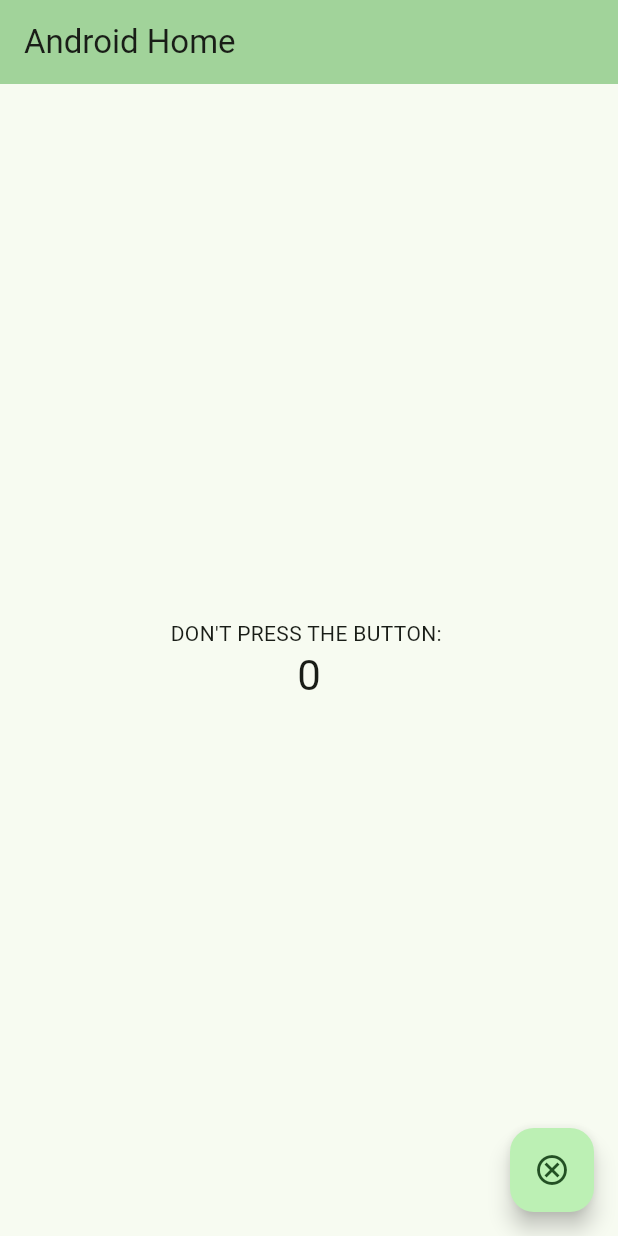
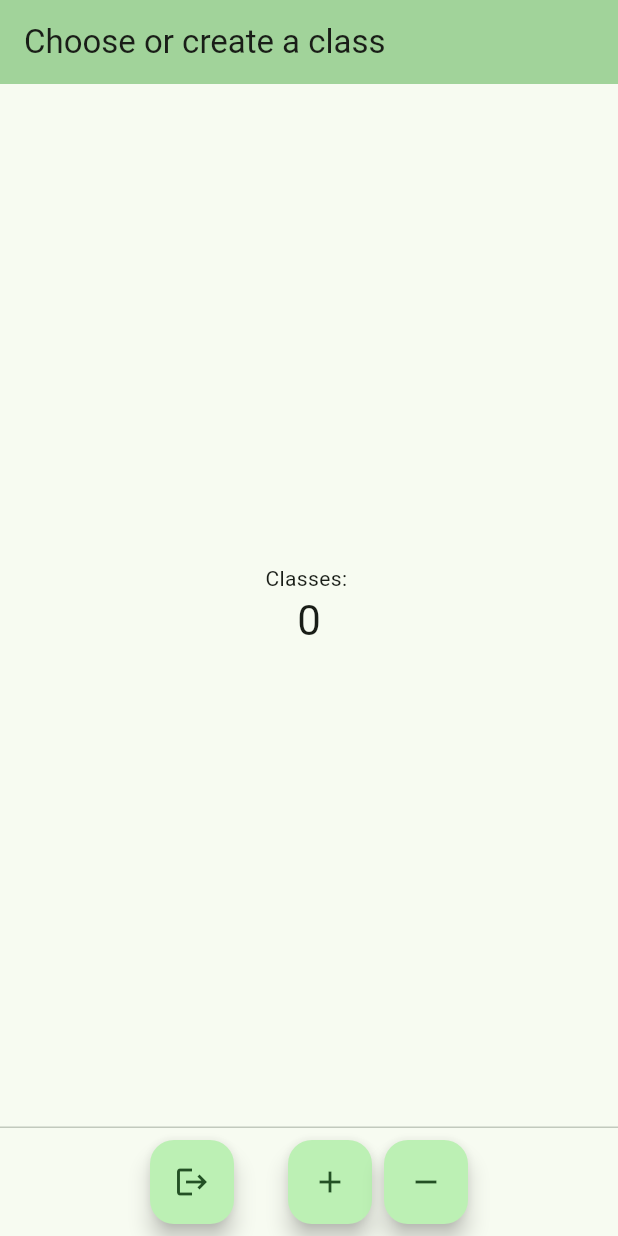
Before and after one commit to IvanGav/Namerizer, a Flutter app: the screen it shows after launch, on a phone screen of 412 x 824 dp. Run offline on Flutter 3.47's test engine with Material 2 defaults, Android fonts, the phone set to English and light mode, and no system bars.

Commit message:
started working on mobile

```diff
--- a/namerizer/lib/android_source/android.dart
+++ b/namerizer/lib/android_source/android.dart
@@ -1,4 +1,6 @@
-import 'package:flutter/material.dart';
+import "package:flutter/material.dart";
+
+import "home.dart";
 
 class AndroidApp extends StatelessWidget {
   const AndroidApp({super.key});
@@ -11,55 +13,7 @@ class AndroidApp extends StatelessWidget {
         colorScheme: ColorScheme.fromSeed(seedColor: Colors.green),
         useMaterial3: true,
       ),
-      home: const AndroidHome(title: "Android Home"),
+      home: Home(title: "Choose or create a class"),
     );
   }
 }
-
-class AndroidHome extends StatefulWidget {
-  const AndroidHome({super.key, required this.title});
-
-  final String title;
-
-  @override
-  State<AndroidHome> createState() => _AndroidHomeState();
-}
-
-class _AndroidHomeState extends State<AndroidHome> {
-  int _counter = 0;
-
-  void _incrementCounter() {
-    setState(() {
-      _counter++;
-    });
-  }
-
-  @override
-  Widget build(BuildContext context) {
-    return Scaffold(
-      appBar: AppBar(
-        backgroundColor: Theme.of(context).colorScheme.inversePrimary,
-        title: Text(widget.title),
-      ),
-      body: Center(
-        child: Column(
-          mainAxisAlignment: MainAxisAlignment.center,
-          children: <Widget>[
-            const Text(
-              "DON'T PRESS THE BUTTON: ",
-            ),
-            Text(
-              "$_counter",
-              style: Theme.of(context).textTheme.headlineMedium,
-            ),
-          ],
-        ),
-      ),
-      floatingActionButton: FloatingActionButton(
-        onPressed: _incrementCounter,
-        tooltip: "DON'T PRESS",
-        child: const Icon(Icons.cancel_outlined),
-      ),
-    );
-  }
-}
--- /dev/null
+++ b/namerizer/lib/android_source/classPage.dart
@@ -0,0 +1,37 @@
+import "package:flutter/material.dart";
+
+//_____________________________Home____________________________________
+
+class ClassHome extends StatefulWidget {
+  const ClassHome({super.key, required this.title});
+
+  final String title;
+
+  @override
+  State<ClassHome> createState() => _ClassHomeState();
+}
+
+//_______________________________HomeState____________________________________
+
+class _ClassHomeState extends State<ClassHome> {
+  //_____________build_______________
+  @override
+  Widget build(BuildContext context) {
+    return Scaffold(
+      appBar: AppBar(
+        backgroundColor: Theme.of(context).colorScheme.inversePrimary,
+        title: Text(widget.title),
+      ),
+      body: Center(
+        child: Column(
+          mainAxisAlignment: MainAxisAlignment.center,
+          children: <Widget>[
+            Text(
+              "You chose class ${widget.title} ",
+            ),
+          ],
+        ),
+      ),
+    );
+  }
+}
--- /dev/null
+++ b/namerizer/lib/android_source/home.dart
@@ -0,0 +1,105 @@
+import "package:flutter/material.dart";
+import "classPage.dart";
+
+//_____________________________Home____________________________________
+
+class Home extends StatefulWidget {
+  const Home({super.key, required this.title});
+
+  final String title;
+
+  @override
+  State<Home> createState() => _HomeState();
+}
+
+//_______________________________HomeState____________________________________
+
+class _HomeState extends State<Home> {
+  //_____________fields_______________
+  int _counter = 0;
+  late var _classes; //contains all classes for this professor
+
+  //_____________add/remove a class_______________
+  void _addClass() {
+    setState(() {
+      _counter++;
+    });
+  }
+
+  void _removeClass() {
+    setState(() {
+      _counter--;
+    });
+  }
+
+  //_____________class list widget getter_______________
+  Widget _getClassList(BuildContext context) {
+    if(_classes != null) {
+
+    }
+    List<Widget> classList = [];
+    for(const c in _classes) {
+      classList.add(_getClassTile(c, context));
+    }
+    return ListView(
+      children: classList,
+    );
+  }
+
+  Widget _getClassTile(String className, BuildContext context) {
+    return ListTile(
+      title: Text(className),
+      onTap: () => {
+        Navigator.of(context).push(
+          MaterialPageRoute(
+            builder: (context) => ClassHome(title: className),
+          ),
+        )
+      }
+    );
+  }
+
+  //_____________build_______________
+  @override
+  Widget build(BuildContext context) {
+    return Scaffold(
+      appBar: AppBar(
+        backgroundColor: Theme.of(context).colorScheme.inversePrimary,
+        title: Text(widget.title),
+      ),
+      body: Center(
+        child: Column(
+          mainAxisAlignment: MainAxisAlignment.center,
+          children: <Widget>[
+            const Text(
+              "Classes: ",
+            ),
+            Text(
+              "$_counter",
+              style: Theme.of(context).textTheme.headlineMedium,
+            ),
+          ],
+        ),
+      ),
+      persistentFooterButtons: [
+        FloatingActionButton(
+          onPressed: () => {print("Logout is not yet implemented")},
+          tooltip: "Logout",
+          child: const Icon(Icons.logout),
+        ),
+        const SizedBox(width: 20),
+        FloatingActionButton(
+          onPressed: _addClass,
+          tooltip: "Add a class",
+          child: const Icon(Icons.add),
+        ),
+        FloatingActionButton(
+          onPressed: _removeClass,
+          tooltip: "Remove a class",
+          child: const Icon(Icons.remove),
+        ),
+      ],
+      persistentFooterAlignment: AlignmentDirectional.center,
+    );
+  }
+}
```
